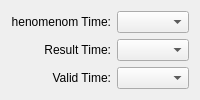
Qt form src/terralib/qt/widgets/st/ui/TemporalPropertiesWidgetForm.ui (claudiobogossian/terralib5) before a commit.
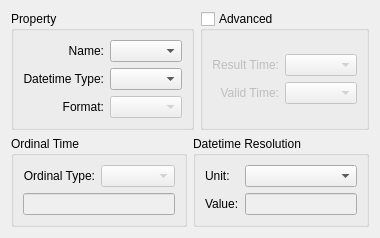
The same form after that commit.

Commit message: Updating the general spatio-temporal properties widget.

```diff
--- a/src/terralib/qt/widgets/st/ui/TemporalPropertiesWidgetForm.ui
+++ b/src/terralib/qt/widgets/st/ui/TemporalPropertiesWidgetForm.ui
@@ -6,45 +6,115 @@
    <rect>
     <x>0</x>
     <y>0</y>
-    <width>192</width>
-    <height>94</height>
+    <width>378</width>
+    <height>216</height>
    </rect>
   </property>
   <property name="windowTitle">
    <string>Form</string>
   </property>
+  <layout class="QGridLayout" name="gridLayout_13">
+   <item row="0" column="0">
+    <layout class="QGridLayout" name="gridLayout_11">
+     <item row="0" column="0">
+      <widget class="QGroupBox" name="TempPropertiesGroupBox">
+       <property name="title">
+        <string>Property</string>
+       </property>
+       <layout class="QGridLayout" name="gridLayout_3">
+        <item row="0" column="0">
   <layout class="QGridLayout" name="gridLayout">
-   <property name="sizeConstraint">
-    <enum>QLayout::SetDefaultConstraint</enum>
-   </property>
    <item row="0" column="0">
-    <layout class="QHBoxLayout" name="horizontalLayout">
-     <item>
-      <layout class="QVBoxLayout" name="verticalLayout_2">
-       <item>
-        <widget class="QLabel" name="propertyLabel">
-         <property name="maximumSize">
-          <size>
-           <width>100</width>
-           <height>16777215</height>
-          </size>
-         </property>
+           <widget class="QLabel" name="m_nameLabel">
+            <property name="text">
+             <string>Name:</string>
+            </property>
+            <property name="alignment">
+             <set>Qt::AlignRight|Qt::AlignTrailing|Qt::AlignVCenter</set>
+            </property>
+           </widget>
+          </item>
+          <item row="1" column="0">
+           <widget class="QLabel" name="m_typeLabel">
          <property name="text">
-          <string>Phenomenom Time:</string>
+             <string>Datetime Type:</string>
          </property>
          <property name="alignment">
           <set>Qt::AlignRight|Qt::AlignTrailing|Qt::AlignVCenter</set>
          </property>
         </widget>
        </item>
-       <item>
-        <widget class="QLabel" name="resultLabel">
-         <property name="maximumSize">
-          <size>
-           <width>100</width>
-           <height>16777215</height>
-          </size>
-         </property>
+          <item row="2" column="0">
+           <widget class="QLabel" name="formatLabel">
+            <property name="text">
+             <string>Format:</string>
+            </property>
+            <property name="alignment">
+             <set>Qt::AlignRight|Qt::AlignTrailing|Qt::AlignVCenter</set>
+            </property>
+           </widget>
+          </item>
+         </layout>
+        </item>
+        <item row="0" column="1">
+         <layout class="QGridLayout" name="gridLayout_2">
+          <item row="2" column="0">
+           <widget class="QComboBox" name="m_formatComboBox">
+            <property name="enabled">
+             <bool>false</bool>
+            </property>
+            <property name="sizePolicy">
+             <sizepolicy hsizetype="Expanding" vsizetype="Fixed">
+              <horstretch>0</horstretch>
+              <verstretch>0</verstretch>
+             </sizepolicy>
+            </property>
+           </widget>
+          </item>
+          <item row="1" column="0">
+           <widget class="QComboBox" name="m_typeComboBox">
+            <property name="sizePolicy">
+             <sizepolicy hsizetype="Expanding" vsizetype="Fixed">
+              <horstretch>0</horstretch>
+              <verstretch>0</verstretch>
+             </sizepolicy>
+            </property>
+           </widget>
+          </item>
+          <item row="0" column="0">
+           <widget class="QComboBox" name="m_phenomenomComboBox">
+            <property name="sizePolicy">
+             <sizepolicy hsizetype="Expanding" vsizetype="Fixed">
+              <horstretch>0</horstretch>
+              <verstretch>0</verstretch>
+             </sizepolicy>
+            </property>
+           </widget>
+          </item>
+         </layout>
+        </item>
+       </layout>
+      </widget>
+     </item>
+     <item row="0" column="1">
+      <widget class="QGroupBox" name="AdvancedGroupBox">
+       <property name="enabled">
+        <bool>true</bool>
+       </property>
+       <property name="title">
+        <string>Advanced</string>
+       </property>
+       <property name="checkable">
+        <bool>true</bool>
+       </property>
+       <property name="checked">
+        <bool>false</bool>
+       </property>
+       <layout class="QGridLayout" name="gridLayout_7">
+        <item row="0" column="0">
+         <layout class="QGridLayout" name="gridLayout_4">
+          <item row="0" column="0">
+           <widget class="QLabel" name="m_resultTimeLabel">
          <property name="text">
           <string>Result Time:</string>
          </property>
@@ -53,14 +123,8 @@
          </property>
         </widget>
        </item>
-       <item>
-        <widget class="QLabel" name="validLabel">
-         <property name="maximumSize">
-          <size>
-           <width>100</width>
-           <height>16777215</height>
-          </size>
-         </property>
+          <item row="1" column="0">
+           <widget class="QLabel" name="m_validTimeLabel">
          <property name="text">
           <string>Valid Time:</string>
          </property>
@@ -71,19 +135,9 @@
        </item>
       </layout>
      </item>
-     <item>
-      <layout class="QVBoxLayout" name="verticalLayout">
-       <item>
-        <widget class="QComboBox" name="m_phenomenomComboBox">
-         <property name="sizePolicy">
-          <sizepolicy hsizetype="Expanding" vsizetype="Fixed">
-           <horstretch>0</horstretch>
-           <verstretch>0</verstretch>
-          </sizepolicy>
-         </property>
-        </widget>
-       </item>
-       <item>
+        <item row="0" column="1">
+         <layout class="QGridLayout" name="gridLayout_6">
+          <item row="0" column="0">
         <widget class="QComboBox" name="m_resultComboBox">
          <property name="sizePolicy">
           <sizepolicy hsizetype="Expanding" vsizetype="Fixed">
@@ -93,7 +147,7 @@
          </property>
         </widget>
        </item>
-       <item>
+          <item row="1" column="0">
         <widget class="QComboBox" name="m_validComboBox">
          <property name="sizePolicy">
           <sizepolicy hsizetype="Expanding" vsizetype="Fixed">
@@ -104,6 +158,101 @@
         </widget>
        </item>
       </layout>
+        </item>
+       </layout>
+      </widget>
+     </item>
+    </layout>
+   </item>
+   <item row="1" column="0">
+    <layout class="QGridLayout" name="gridLayout_12">
+     <item row="0" column="0">
+      <widget class="QGroupBox" name="m_ordinalGroupBox">
+       <property name="title">
+        <string>Ordinal Time</string>
+       </property>
+       <layout class="QGridLayout" name="gridLayout_5">
+        <item row="1" column="0">
+         <widget class="QLineEdit" name="m_ordinalLineEdit">
+          <property name="enabled">
+           <bool>false</bool>
+          </property>
+         </widget>
+        </item>
+        <item row="0" column="0">
+         <layout class="QHBoxLayout" name="horizontalLayout_6">
+          <item>
+           <widget class="QLabel" name="m_ordLabel">
+            <property name="text">
+             <string>Ordinal Type:</string>
+            </property>
+            <property name="alignment">
+             <set>Qt::AlignRight|Qt::AlignTrailing|Qt::AlignVCenter</set>
+            </property>
+           </widget>
+          </item>
+          <item>
+           <widget class="QComboBox" name="m_ordTypeComboBox">
+            <property name="enabled">
+             <bool>false</bool>
+            </property>
+            <property name="sizePolicy">
+             <sizepolicy hsizetype="Expanding" vsizetype="Fixed">
+              <horstretch>0</horstretch>
+              <verstretch>0</verstretch>
+             </sizepolicy>
+            </property>
+           </widget>
+          </item>
+         </layout>
+        </item>
+       </layout>
+      </widget>
+     </item>
+     <item row="0" column="1">
+      <widget class="QGroupBox" name="m_tempResGroupBox">
+       <property name="title">
+        <string>Datetime Resolution</string>
+       </property>
+       <layout class="QGridLayout" name="gridLayout_10">
+        <item row="0" column="0">
+         <layout class="QGridLayout" name="gridLayout_8">
+          <item row="0" column="0">
+           <widget class="QLabel" name="m_tempUnitLabel">
+            <property name="text">
+             <string>Unit: </string>
+            </property>
+           </widget>
+          </item>
+          <item row="1" column="0">
+           <widget class="QLabel" name="m_tempValueLabel">
+            <property name="text">
+             <string>Value:</string>
+            </property>
+           </widget>
+          </item>
+         </layout>
+        </item>
+        <item row="0" column="1">
+         <layout class="QGridLayout" name="gridLayout_9">
+          <item row="1" column="0">
+           <widget class="QLineEdit" name="m_tempValueLineEdit">
+            <property name="enabled">
+             <bool>false</bool>
+            </property>
+           </widget>
+          </item>
+          <item row="0" column="0">
+           <widget class="QComboBox" name="m_tempUnitComboBox">
+            <property name="enabled">
+             <bool>true</bool>
+            </property>
+           </widget>
+          </item>
+         </layout>
+        </item>
+       </layout>
+      </widget>
      </item>
     </layout>
    </item>
```
Lines whose indentation alone changed are shown as unchanged. The commit also changes 17 other files.
